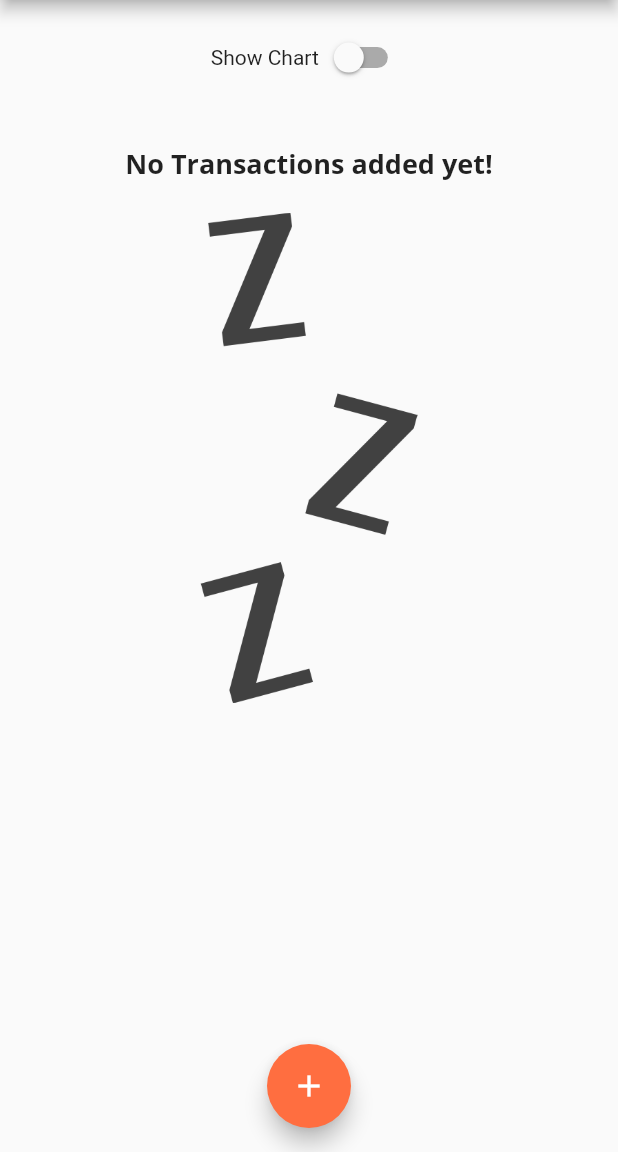
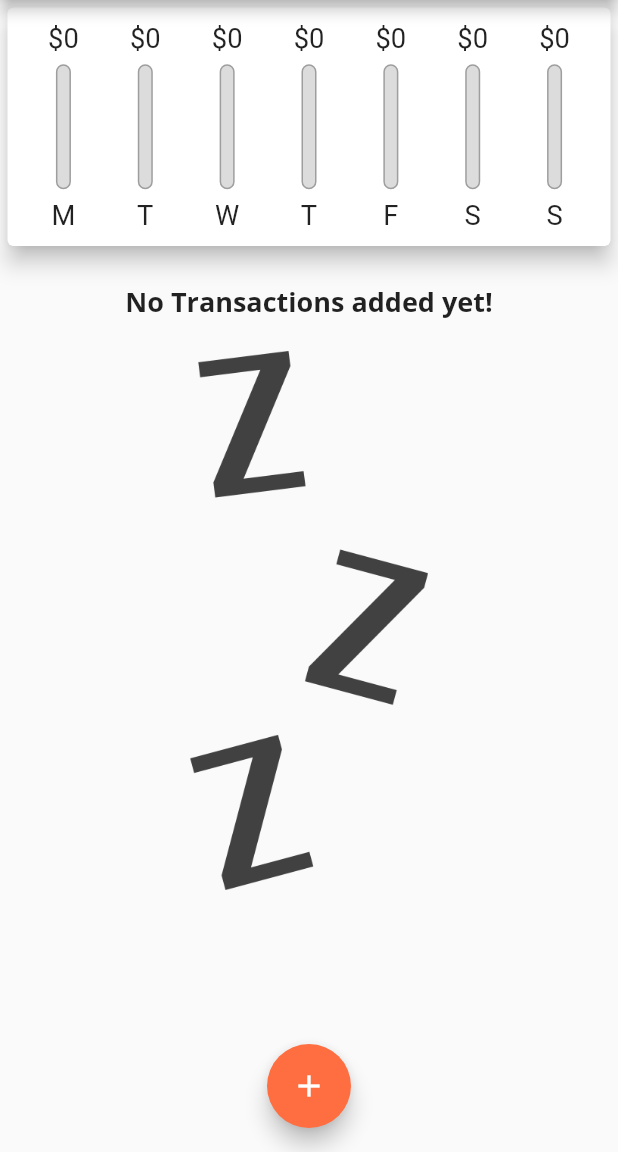
Before and after one commit to fffrowies/expense_planner, a Flutter app: the screen it shows after launch, on a phone screen of 412 x 824 dp, the part 84-1236 px from its top. Run offline on Flutter 3.47's test engine with Material 2 defaults, Android fonts, the phone set to English and light mode, and no system bars.

```diff
--- a/lib/main.dart
+++ b/lib/main.dart
@@ -99,6 +99,8 @@ class _MyHomePageState extends State<MyHomePage> {
 
   @override
   Widget build(BuildContext context) {
+    final isLandscape =
+        MediaQuery.of(context).orientation == Orientation.landscape;
     final appBar = AppBar(
       title: Text('Personal Expenses'),
       actions: <Widget>[
@@ -108,19 +110,21 @@ class _MyHomePageState extends State<MyHomePage> {
         ),
       ],
     );
+    final txListWidget = Container(
+      height: (MediaQuery.of(context).size.height -
+              appBar.preferredSize.height -
+              MediaQuery.of(context).padding.top) *
+          0.78,
+      child: TransactionList(_userTransactions, _deleteTransaction),
+    );
     return Scaffold(
       appBar: appBar,
       body: SingleChildScrollView(
         child: Column(
-          // mainAxisAlignment: MainAxisAlignment.start,
           crossAxisAlignment: CrossAxisAlignment.stretch,
           children: <Widget>[
-            Container(
-              height: (MediaQuery.of(context).size.height -
-                      appBar.preferredSize.height -
-                      MediaQuery.of(context).padding.top) *
-                  0.1,
-              child: Row(
+            if (isLandscape)
+              Row(
                 mainAxisAlignment: MainAxisAlignment.center,
                 children: <Widget>[
                   Text('Show Chart'),
@@ -133,24 +137,26 @@ class _MyHomePageState extends State<MyHomePage> {
                       }),
                 ],
               ),
-            ),
-            _showChart
-                ? Container(
+            if (!isLandscape)
+              Container(
                 height: (MediaQuery.of(context).size.height -
                         appBar.preferredSize.height -
                         MediaQuery.of(context).padding.top) *
-                        0.6,
-                        //0.22,
+                    0.22,
                 child: Chart(_recentTransactions),
-                  )
-                : Container(
+              ),
+            if (!isLandscape) txListWidget,
+            if (isLandscape)
+              _showChart
+                  ? Container(
+                      padding: EdgeInsets.all(14),
                       height: (MediaQuery.of(context).size.height -
                               appBar.preferredSize.height -
                               MediaQuery.of(context).padding.top) *
-                        0.71,
-                    child:
-                        TransactionList(_userTransactions, _deleteTransaction),
-                  ),
+                          0.60,
+                      child: Chart(_recentTransactions),
+                    )
+                  : txListWidget
           ],
         ),
       ),
```
Lines whose indentation alone changed are shown as unchanged.
